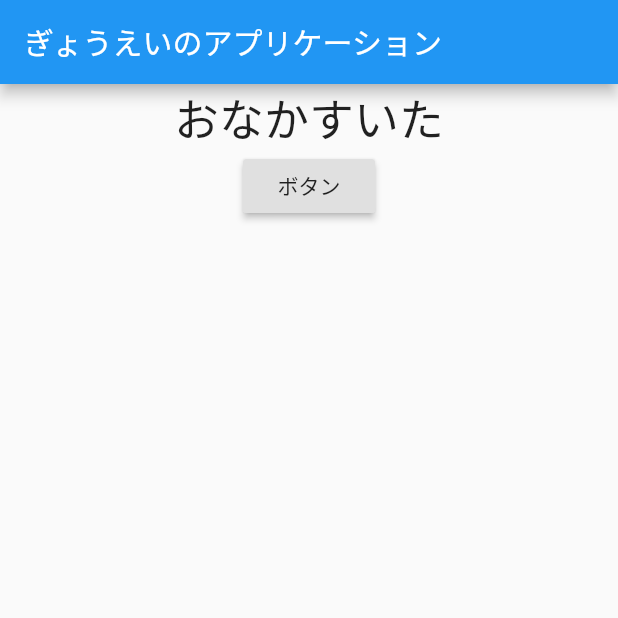
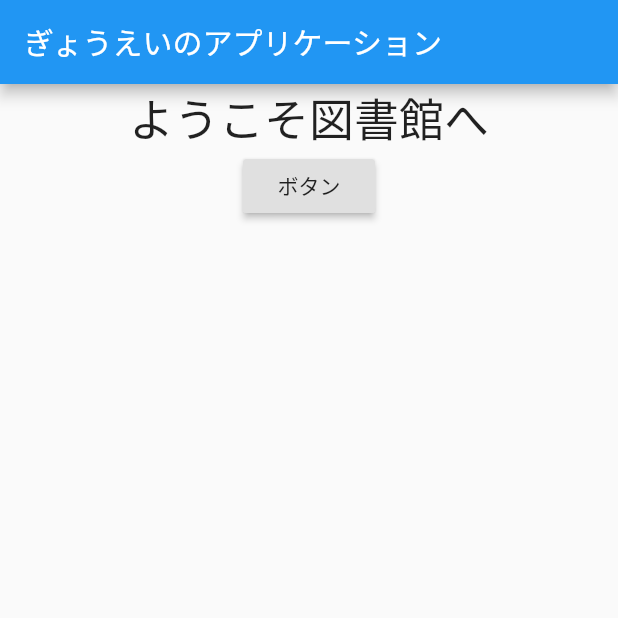
Before and after one commit to te-mori-gyoei/traning_2, a Flutter app: the screen it shows after launch, on a phone screen of 412 x 824 dp, the top half of it. Run offline on Flutter 3.47's test engine with Material 2 defaults, Android fonts, the phone set to English and light mode, and no system bars; our stand-ins replace cloud_firestore, firebase_core; accounts and stored records are empty.

```diff
--- /dev/null
+++ b/lib/book.dart
@@ -0,0 +1,4 @@
+class Book {
+  Book(this.title);
+  String title;
+}
--- a/lib/main.dart
+++ b/lib/main.dart
@@ -18,46 +18,38 @@ class MyApp extends StatelessWidget {
     return MaterialApp(
       title: 'Flutter_Demo',
       home: ChangeNotifierProvider<MainModel>(
-        create: (_)=> MainModel(),
+        create: (_) => MainModel(),
         child: Scaffold(
           appBar: AppBar(
-            title:Column(
-              children:[
+            title: Column(
+              children: [
                 Text(
                   'ぎょうえいのアプリケーション',
                 ),
               ],
             ),
           ),
-          body: Consumer<MainModel>(
-            builder: (context, model, child) {
+          body: Consumer<MainModel>(builder: (context, model, child) {
             return Center(
-                child: Column(
-                  children:[
+              child: Column(children: [
                 Text(
-                        model.hungryText,
-                        style: TextStyle(
-                            fontSize: 30
-                        ),
+                  model.welcomeText,
+                  style: TextStyle(fontSize: 30),
                 ),
                 RaisedButton(
-                          child: Text(
-                              'ボタン'
-                          ),
-                          onPressed: (){
+                  child: Text('ボタン'),
+                  onPressed: () {
                     // todo ここで何かする
                     Navigator.push(
                       context,
-                              MaterialPageRoute(builder: (context) => BookList()),
+                      MaterialPageRoute(builder: (context) => BookListPage()),
                     );
                     model.changeHungryText();
                   },
                 ),
-                  ]
-                ),
+              ]),
             );
-            }
-          ),
+          }),
         ),
       ),
     );
--- a/lib/main_model.dart
+++ b/lib/main_model.dart
@@ -1,12 +1,10 @@
 import 'package:flutter/cupertino.dart';
 
-class MainModel extends ChangeNotifier{
-  String hungryText = 'おなかすいた';
+class MainModel extends ChangeNotifier {
+  String welcomeText = 'ようこそ図書館へ';
 
-  void changeHungryText(){
-    hungryText = '満腹';
-    notifyListeners(
-
-    );
+  void changeHungryText() {
+    welcomeText = 'またおこしください';
+    notifyListeners();
   }
 }
```
Also changed, not shown: lib/book_list_model.dart (added, +14 -0 lines), lib/book_list_page.dart (+18 -10 lines), 1 other file. Lines whose indentation alone changed are shown as unchanged.
